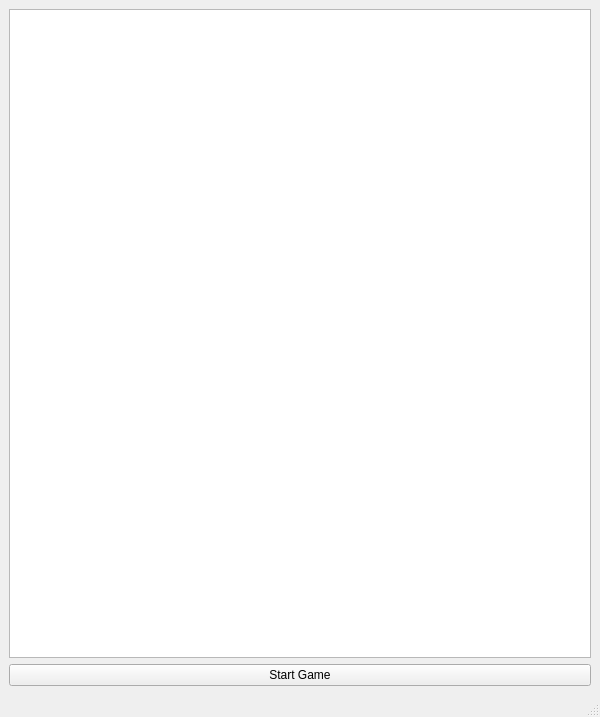
The window that mainwindow.ui (jake1512/Flappy-Qt) describes before a commit, drawn with Qt 5.
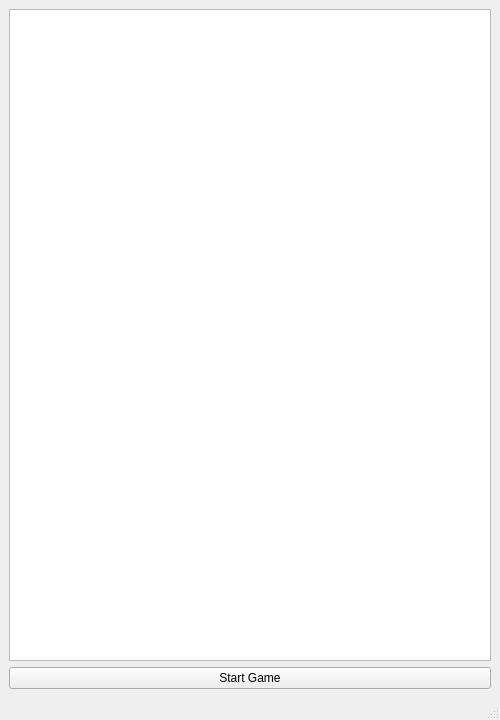
The same window after the commit.

Diff of the .ui file:
```diff
--- a/mainwindow.ui
+++ b/mainwindow.ui
@@ -6,8 +6,8 @@
    <rect>
     <x>0</x>
     <y>0</y>
-    <width>600</width>
-    <height>717</height>
+    <width>500</width>
+    <height>720</height>
    </rect>
   </property>
   <property name="windowTitle">
```
Left out of the diff: 6 changed lines with no effect on the pictures.
